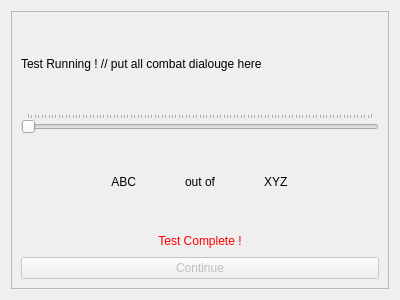
Above: UI/testRun.ui from TheNephalian/Senior-Project before the change. Below: the same form after it.
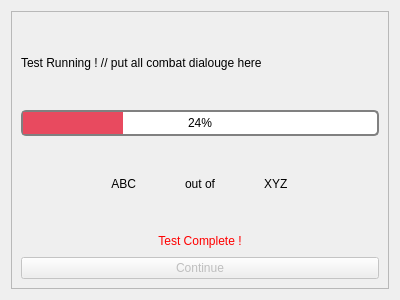
That is the form after the change.

Diff of the .ui file:
```diff
--- a/UI/testRun.ui
+++ b/UI/testRun.ui
@@ -16,6 +16,24 @@
   <layout class="QVBoxLayout" name="verticalLayout">
    <item>
     <widget class="QScrollArea" name="scrollArea">
+     <property name="styleSheet">
+      <string notr="true">
+  QProgressBar {
+      border: 2px solid grey;
+      border-radius: 5px;
+  }
+
+  QProgressBar::chunk {
+      background-color: rgb(232, 74, 95);
+      width: 20px;
+  }
+QProgressBar {
+      border: 2px solid grey;
+      border-radius: 5px;
+      text-align: center;
+  }
+</string>
+     </property>
      <property name="widgetResizable">
       <bool>true</bool>
      </property>
@@ -76,15 +94,9 @@
         </widget>
        </item>
        <item row="1" column="0" colspan="3">
-        <widget class="QSlider" name="horizontalSlider">
-         <property name="maximum">
-          <number>1000</number>
-         </property>
-         <property name="orientation">
-          <enum>Qt::Horizontal</enum>
-         </property>
-         <property name="tickPosition">
-          <enum>QSlider::TicksAbove</enum>
+        <widget class="QProgressBar" name="progressBar">
+         <property name="value">
+          <number>24</number>
          </property>
         </widget>
        </item>
```
Left out of the diff: 60 changed lines with no effect on the pictures.
